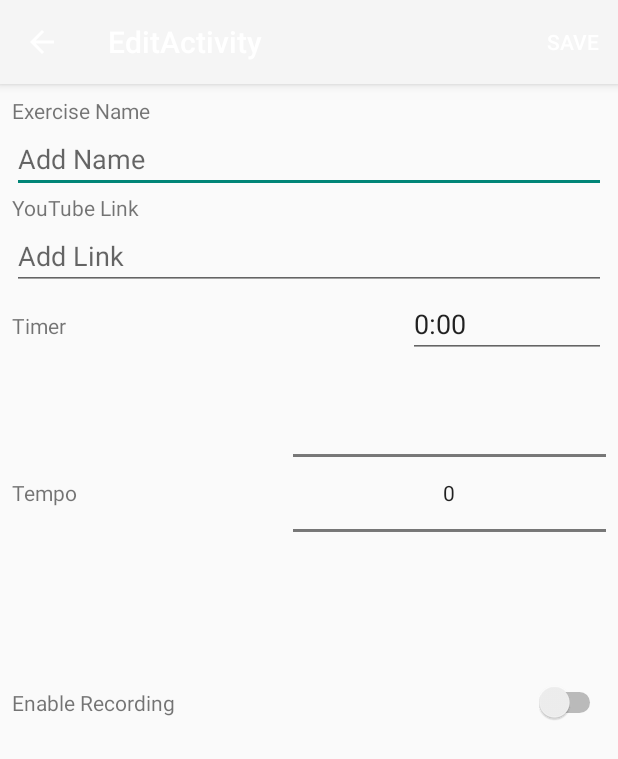
After one commit to tyler-lienhardt/PracticeTime, an Android app: the EditActivity screen opened directly, with no data from a screen before it, on a phone screen of 412 x 824 dp. The commit adds this screen. Shown: the top 759 px of the screen. Run offline under Robolectric (Android 15) with nearby library versions, the phone set to English and light mode, and no system bars.

Commit message:
Fleshing out edit exercise screen

```diff
--- /dev/null
+++ b/app/src/main/java/com/tylerlienhardt/practicetime/EditActivity.java
@@ -0,0 +1,85 @@
+package com.tylerlienhardt.practicetime;
+
+import android.content.Intent;
+import android.os.Bundle;
+import android.support.design.widget.FloatingActionButton;
+import android.support.design.widget.Snackbar;
+import android.support.v4.app.NavUtils;
+import android.support.v7.app.ActionBar;
+import android.support.v7.app.AppCompatActivity;
+import android.support.v7.widget.Toolbar;
+import android.view.Menu;
+import android.view.MenuInflater;
+import android.view.MenuItem;
+import android.view.View;
+import android.widget.EditText;
+import android.widget.Toast;
+
+public class EditActivity extends AppCompatActivity {
+
+    private EditText nameField;
+    private EditText timeField;
+
+    @Override
+    protected void onCreate(Bundle savedInstanceState) {
+        super.onCreate(savedInstanceState);
+        setContentView(R.layout.activity_edit);
+        Toolbar toolbar = (Toolbar) findViewById(R.id.toolbar);
+        setSupportActionBar(toolbar);
+
+        // creating the "up" button to return to main activity
+        ActionBar ab = getSupportActionBar();
+        ab.setDisplayHomeAsUpEnabled(true);
+
+        //POPULATING DATA FIELDS
+        Intent intent = getIntent();
+
+        nameField = findViewById(R.id.edit_name_field);
+        nameField.setText(intent.getStringExtra("name"));
+
+        timeField = findViewById(R.id.edit_time_field);
+        long startTime = intent.getLongExtra("startTime", -1);
+        timeField.setText(Timer.timeToString(startTime));
+
+    }
+
+    @Override
+    public boolean onCreateOptionsMenu(Menu menu) {
+        MenuInflater inflater = getMenuInflater();
+        inflater.inflate(R.menu.edit_menu, menu);
+        return true;
+    }
+
+    @Override
+    public boolean onOptionsItemSelected(MenuItem item) {
+        switch (item.getItemId()) {
+            case android.R.id.home:
+                Toast.makeText(this, "Canceled", Toast.LENGTH_SHORT).show();
+                NavUtils.navigateUpFromSameTask(this);
+                return true;
+
+            case R.id.menu_save_button:
+                //checking that name field is not empty
+                if (nameField.getText().toString().matches("")) {
+                    Toast.makeText(this, "You must enter an exercise name.", Toast.LENGTH_SHORT).show();
+
+                    return true;
+                }
+
+                Intent intent = new Intent(EditActivity.this, MainActivity.class);
+                intent.putExtra("name", nameField.getText());
+
+                //long time = Timer.stringToTime(timeField.getText());
+                intent.putExtra("time", timeField.getText());
+
+                System.out.println(timeField.getText());
+
+                setResult(MainActivity.EDIT_EXERCISE_RESULT_SAVE, intent);
+                finish();
+
+            default:
+                return true;
+        }
+
+    }
+}
--- /dev/null
+++ b/app/src/main/res/layout/activity_edit.xml
@@ -0,0 +1,25 @@
+<?xml version="1.0" encoding="utf-8"?>
+<android.support.design.widget.CoordinatorLayout xmlns:android="http://schemas.android.com/apk/res/android"
+    xmlns:app="http://schemas.android.com/apk/res-auto"
+    xmlns:tools="http://schemas.android.com/tools"
+    android:layout_width="match_parent"
+    android:layout_height="match_parent"
+    tools:context="com.tylerlienhardt.practicetime.EditActivity">
+
+    <android.support.design.widget.AppBarLayout
+        android:layout_width="match_parent"
+        android:layout_height="wrap_content"
+        android:theme="@style/AppBarOverlay">
+
+        <android.support.v7.widget.Toolbar
+            android:id="@+id/toolbar"
+            android:layout_width="match_parent"
+            android:layout_height="?attr/actionBarSize"
+            android:background="?attr/colorPrimary"
+            app:popupTheme="@style/PopupOverlay" />
+
+    </android.support.design.widget.AppBarLayout>
+
+    <include layout="@layout/content_edit" />
+
+</android.support.design.widget.CoordinatorLayout>
--- /dev/null
+++ b/app/src/main/res/layout/content_edit.xml
@@ -0,0 +1,131 @@
+<?xml version="1.0" encoding="utf-8"?>
+<android.support.constraint.ConstraintLayout xmlns:android="http://schemas.android.com/apk/res/android"
+    xmlns:app="http://schemas.android.com/apk/res-auto"
+    xmlns:tools="http://schemas.android.com/tools"
+    android:layout_width="match_parent"
+    android:layout_height="match_parent"
+    app:layout_behavior="@string/appbar_scrolling_view_behavior"
+    tools:context="com.tylerlienhardt.practicetime.EditActivity"
+    tools:showIn="@layout/activity_edit">
+
+    <LinearLayout
+        android:id="@+id/edit_master_layout"
+        android:layout_width="0dp"
+        android:layout_height="0dp"
+        android:layout_marginBottom="8dp"
+        android:layout_marginEnd="8dp"
+        android:layout_marginStart="8dp"
+        android:layout_marginTop="8dp"
+        android:orientation="vertical"
+        app:layout_constraintBottom_toBottomOf="parent"
+        app:layout_constraintEnd_toEndOf="parent"
+        app:layout_constraintStart_toStartOf="parent"
+        app:layout_constraintTop_toTopOf="parent">
+
+        <TextView
+            android:id="@+id/edit_name_label"
+            android:layout_width="match_parent"
+            android:layout_height="wrap_content"
+            android:text="Exercise Name" />
+
+        <EditText
+            android:id="@+id/edit_name_field"
+            android:layout_width="match_parent"
+            android:layout_height="wrap_content"
+            android:ems="10"
+            android:hint="Add Name"
+            android:inputType="textNoSuggestions"
+            android:singleLine="true" />
+
+        <TextView
+            android:id="@+id/edit_YT_label"
+            android:layout_width="match_parent"
+            android:layout_height="wrap_content"
+            android:text="YouTube Link" />
+
+        <EditText
+            android:id="@+id/edit_YT_field"
+            android:layout_width="match_parent"
+            android:layout_height="wrap_content"
+            android:ems="10"
+            android:hint="Add Link"
+            android:inputType="textNoSuggestions"
+            android:singleLine="true" />
+
+        <LinearLayout
+            android:id="@+id/edit_timer_layout"
+            android:layout_width="match_parent"
+            android:layout_height="wrap_content"
+            android:orientation="horizontal">
+
+            <TextView
+                android:id="@+id/edit_timer_label"
+                android:layout_width="match_parent"
+                android:layout_height="wrap_content"
+                android:layout_weight="5"
+                android:text="Timer" />
+
+            <EditText
+                android:id="@+id/edit_time_field"
+                android:layout_width="match_parent"
+                android:layout_height="wrap_content"
+                android:layout_weight="10"
+                android:ems="10"
+                android:hint="00:00"
+                android:inputType="time" />
+
+        </LinearLayout>
+
+        <LinearLayout
+            android:id="@+id/edit_metro_layout"
+            android:layout_width="match_parent"
+            android:layout_height="wrap_content"
+            android:orientation="horizontal">
+
+            <TextView
+                android:id="@+id/edit_tempo_label"
+                android:layout_width="wrap_content"
+                android:layout_height="wrap_content"
+                android:layout_gravity="left|center_vertical"
+                android:layout_weight="1"
+                android:text="Tempo" />
+
+            <NumberPicker
+                android:id="@+id/numberPicker"
+                android:layout_width="wrap_content"
+                android:layout_height="wrap_content"
+                android:layout_weight="1" />
+
+        </LinearLayout>
+
+        <LinearLayout
+            android:id="@+id/edit_rec_layout"
+            android:layout_width="match_parent"
+            android:layout_height="wrap_content"
+            android:orientation="horizontal">
+
+            <TextView
+                android:id="@+id/record_label"
+                android:layout_width="match_parent"
+                android:layout_height="wrap_content"
+                android:layout_gravity="left|center_vertical"
+                android:layout_weight="1"
+                android:text="Enable Recording" />
+
+            <Switch
+                android:id="@+id/record_switch"
+                android:layout_width="wrap_content"
+                android:layout_height="wrap_content"
+                android:layout_weight="1"
+                android:text="Switch" />
+        </LinearLayout>
+
+        <android.support.v7.widget.RecyclerView
+            android:id="@+id/record_recycler"
+            android:layout_width="match_parent"
+            android:layout_height="match_parent" >
+
+        </android.support.v7.widget.RecyclerView>
+
+    </LinearLayout>
+</android.support.constraint.ConstraintLayout>
--- /dev/null
+++ b/app/src/main/res/menu/edit_menu.xml
@@ -0,0 +1,10 @@
+<?xml version="1.0" encoding="utf-8"?>
+<menu xmlns:app="http://schemas.android.com/apk/res-auto"
+    xmlns:android="http://schemas.android.com/apk/res/android">
+    <!-- Done button in menu bar -->
+
+    <item
+        android:id="@+id/menu_save_button"
+        android:title="Save"
+        app:showAsAction="always" />
+</menu>
--- /dev/null
+++ b/app/src/main/res/values/dimens.xml
@@ -0,0 +1,3 @@
+<resources>
+    <dimen name="fab_margin">16dp</dimen>
+</resources>
--- a/app/src/main/res/values/strings.xml
+++ b/app/src/main/res/values/strings.xml
@@ -9,4 +9,5 @@
         <item>9/8</item>
         <item>2/4</item>
     </string-array>
+    <string name="title_activity_edit">EditActivity</string>
 </resources>
--- a/app/src/main/res/values/styles.xml
+++ b/app/src/main/res/values/styles.xml
@@ -17,4 +17,8 @@
 
     <style name="AppTheme.PopupOverlay" parent="ThemeOverlay.AppCompat.Light" />
 
+    <style name="AppBarOverlay" parent="ThemeOverlay.AppCompat.Dark.ActionBar" />
+
+    <style name="PopupOverlay" parent="ThemeOverlay.AppCompat.Light" />
+
 </resources>
```
Also changed, not shown: app/src/main/AndroidManifest.xml (+8 -2 lines), app/src/main/java/com/tylerlienhardt/practicetime/ExerciseAdapter.java (+25 -4 lines), app/src/main/java/com/tylerlienhardt/practicetime/MainActivity.java (+32 -5 lines), app/src/main/java/com/tylerlienhardt/practicetime/Recording.java (added, +23 -0 lines), app/src/main/java/com/tylerlienhardt/practicetime/RecordingAdapter.java (added, +59 -0 lines), app/src/main/java/com/tylerlienhardt/practicetime/Timer.java (+20 -1 lines), app/src/main/res/layout/recording_item.xml (added, +12 -0 lines).
